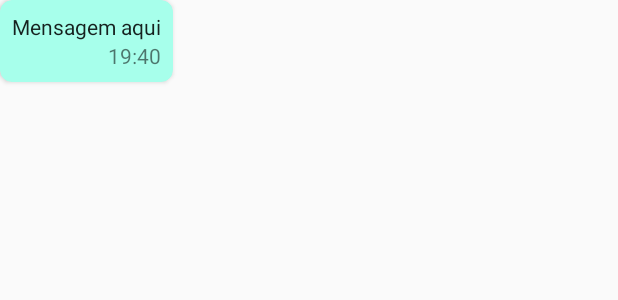
After one commit to InfnApps/ProfJarvis, an Android app: the layout message_card.xml on its own in the app's theme, with its tools: preview values and no code run, on a phone screen of 412 x 824 dp. The commit adds this screen. Shown: the top 300 px of the screen. Run offline under Robolectric (Android 15) with nearby library versions, the phone set to English and light mode, and no system bars.

Commit message:
added message card

```diff
--- a/app/build.gradle
+++ b/app/build.gradle
@@ -32,4 +32,6 @@ dependencies {
     testImplementation 'junit:junit:4.12'
     androidTestImplementation 'androidx.test:runner:1.2.0'
     androidTestImplementation 'androidx.test.espresso:espresso-core:3.2.0'
+    implementation 'androidx.recyclerview:recyclerview:1.0.0'
+    implementation 'androidx.cardview:cardview:1.0.0'
 }
--- a/app/src/main/java/br/edu/infnet/professorjarvis/question/ChatFragment.kt
+++ b/app/src/main/java/br/edu/infnet/professorjarvis/chat/ChatFragment.kt
@@ -1,4 +1,4 @@
-package br.edu.infnet.professorjarvis.question
+package br.edu.infnet.professorjarvis.chat
 
 
 import android.os.Bundle
--- a/app/src/main/res/layout/activity_main.xml
+++ b/app/src/main/res/layout/activity_main.xml
@@ -8,7 +8,7 @@
         tools:context=".MainActivity">
     <fragment
             android:layout_width="0dp"
-            android:layout_height="0dp" android:name="br.edu.infnet.professorjarvis.question.ChatFragment"
+            android:layout_height="0dp" android:name="br.edu.infnet.professorjarvis.chat.ChatFragment"
             android:id="@+id/fragment"
             app:layout_constraintTop_toTopOf="parent"
             app:layout_constraintBottom_toBottomOf="parent" app:layout_constraintEnd_toEndOf="parent"
--- /dev/null
+++ b/app/src/main/res/layout/message_card.xml
@@ -0,0 +1,32 @@
+<?xml version="1.0" encoding="utf-8"?>
+<androidx.cardview.widget.CardView xmlns:android="http://schemas.android.com/apk/res/android"
+                                   xmlns:app="http://schemas.android.com/apk/res-auto"
+                                   xmlns:tools="http://schemas.android.com/tools" android:layout_width="wrap_content"
+                                   android:layout_height="wrap_content" app:cardCornerRadius="8dp"
+                                   app:cardBackgroundColor="#A7FFEB" android:background="#A7FFEB">
+
+    <androidx.constraintlayout.widget.ConstraintLayout
+            android:layout_width="match_parent"
+            android:layout_height="match_parent">
+
+        <TextView
+                android:text="Mensagem aqui"
+                android:layout_width="wrap_content"
+                android:layout_height="wrap_content"
+                android:id="@+id/message_textview" android:layout_marginTop="8dp"
+                app:layout_constraintTop_toTopOf="parent"
+                app:layout_constraintStart_toStartOf="parent"
+                android:layout_marginLeft="8dp" android:layout_marginStart="8dp"
+                app:layout_constraintEnd_toEndOf="parent" android:layout_marginEnd="8dp"
+                android:layout_marginRight="8dp" android:textAppearance="@style/TextAppearance.AppCompat.Body1"/>
+        <TextView
+                android:text="19:40"
+                android:layout_width="wrap_content"
+                android:layout_height="wrap_content"
+                android:id="@+id/moment_textview"
+                app:layout_constraintTop_toBottomOf="@+id/message_textview" app:layout_constraintEnd_toEndOf="parent"
+                android:layout_marginEnd="8dp" android:layout_marginRight="8dp"
+                android:textAppearance="@style/TextAppearance.AppCompat.Small" android:layout_marginBottom="8dp"
+                app:layout_constraintBottom_toBottomOf="parent"/>
+    </androidx.constraintlayout.widget.ConstraintLayout>
+</androidx.cardview.widget.CardView>
--- a/app/src/main/res/values/strings.xml
+++ b/app/src/main/res/values/strings.xml
@@ -3,4 +3,5 @@
 
     <!-- TODO: Remove or change this placeholder text -->
     <string name="hello_blank_fragment">Hello blank fragment</string>
+    <string name="send_message_description">Enviar Mensagem</string>
 </resources>
```
Also changed, not shown: app/src/main/res/layout/fragment_chat.xml (+14 -7 lines), app/src/main/res/drawable/rounded_edittext.xml (renamed from app/src/main/res/drawable/rouded_edittext.xml).
